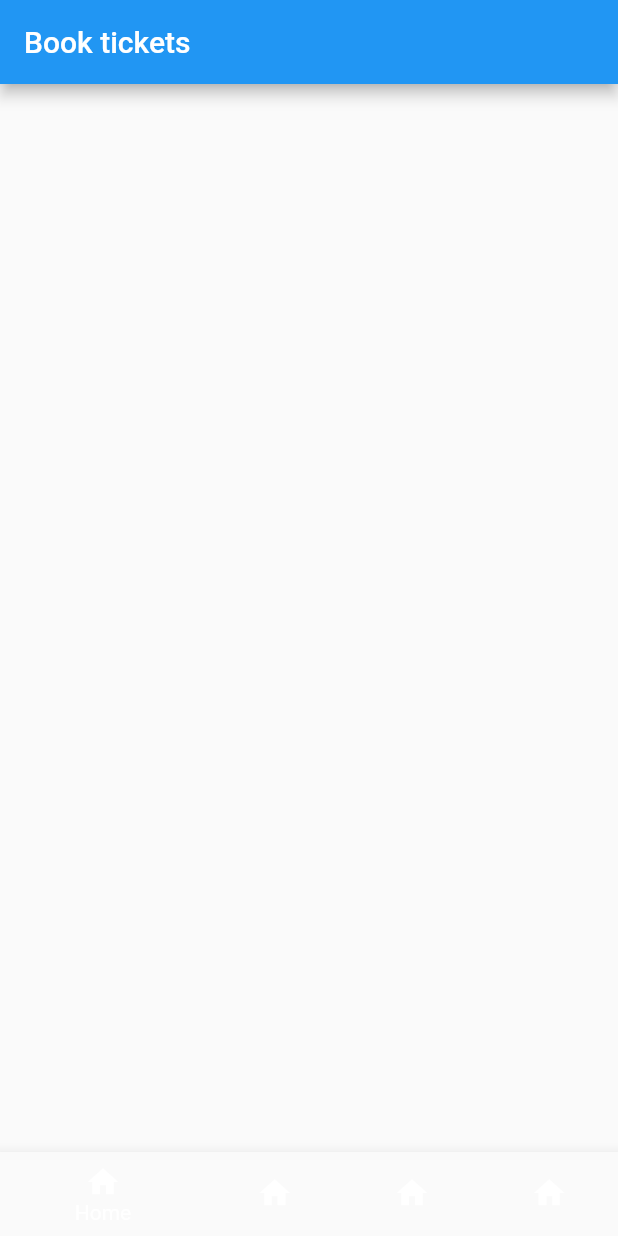
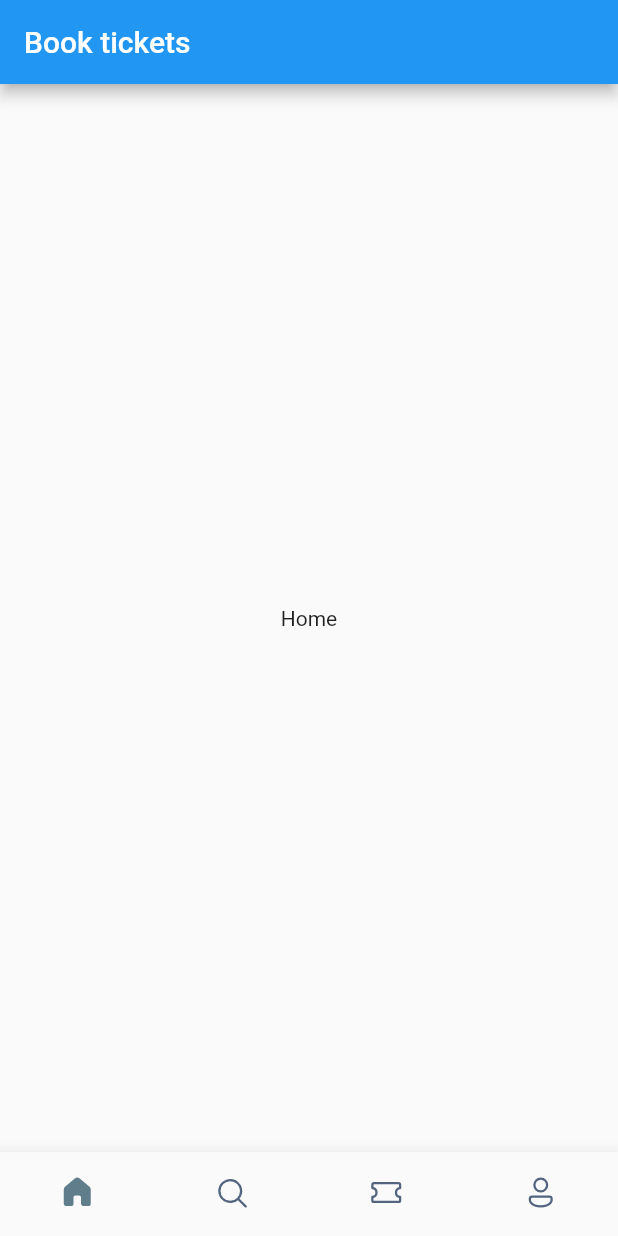
Before and after one commit to nmtsaraiva/booktickets_app, a Flutter app: the screen it shows after launch, on a phone screen of 412 x 824 dp. Run offline on Flutter 3.47's test engine with Material 2 defaults, Android fonts, the phone set to English and light mode, and no system bars; our stand-ins replace fluentui_icons.

Commit message:
adjust bottom nav bar
added icons and  a func to change the current index and its icon

```diff
--- a/lib/screens/bottom_bar.dart
+++ b/lib/screens/bottom_bar.dart
@@ -1,3 +1,4 @@
+import 'package:fluentui_icons/fluentui_icons.dart';
 import 'package:flutter/material.dart';
 
 class BottomBar extends StatefulWidget {
@@ -8,18 +9,49 @@ class BottomBar extends StatefulWidget {
 }
 
 class _BottomBarState extends State<BottomBar> {
+  int _selectedIndex = 0;
+  static final List<Widget> _widgetOptions = <Widget>[
+    const Text("Home"),
+    const Text("Search"),
+    const Text("Tickets"),
+    const Text("Profile"),
+  ];
+
+  void _onItemTapped(int index) {
+    setState(() {
+      _selectedIndex = index;
+    });
+  }
+
   @override
   Widget build(BuildContext context) {
     return Scaffold(
       appBar: AppBar(
-        title: Text("Book tickets"),
+        title: const Text("Book tickets"),
       ),
+      body: Center(child: _widgetOptions[_selectedIndex]),
       bottomNavigationBar: BottomNavigationBar(
-        items: [
-          BottomNavigationBarItem(icon: Icon(Icons.home), label: "Home"),
-          BottomNavigationBarItem(icon: Icon(Icons.home), label: "Home"),
-          BottomNavigationBarItem(icon: Icon(Icons.home), label: "Home"),
-          BottomNavigationBarItem(icon: Icon(Icons.home), label: "Home")
+        currentIndex: _selectedIndex,
+        onTap: _onItemTapped,
+        elevation: 10,
+        showSelectedLabels: false,
+        showUnselectedLabels: false,
+        selectedItemColor: Colors.blueGrey,
+        type: BottomNavigationBarType.fixed,
+        unselectedItemColor: const Color(0xFF526480),
+        items: const [
+          BottomNavigationBarItem(icon: Icon(FluentSystemIcons.ic_fluent_home_regular),
+              activeIcon: Icon(FluentSystemIcons.ic_fluent_home_filled),
+              label: "Home"),
+          BottomNavigationBarItem(icon: Icon(FluentSystemIcons.ic_fluent_search_regular),
+              activeIcon: Icon(FluentSystemIcons.ic_fluent_search_filled),
+              label: "Search"),
+          BottomNavigationBarItem(icon: Icon(FluentSystemIcons.ic_fluent_ticket_regular),
+              activeIcon: Icon(FluentSystemIcons.ic_fluent_ticket_filled),
+              label: "Ticket"),
+          BottomNavigationBarItem(icon: Icon(FluentSystemIcons.ic_fluent_person_regular),
+              activeIcon: Icon(FluentSystemIcons.ic_fluent_person_filled),
+              label: "Profile"),
         ],
       ),
     );
--- a/pubspec.yaml
+++ b/pubspec.yaml
@@ -36,6 +36,7 @@ dependencies:
   # The following adds the Cupertino Icons font to your application.
   # Use with the CupertinoIcons class for iOS style icons.
   cupertino_icons: ^1.0.2
+  fluentui_icons: ^1.0.0
 
 dev_dependencies:
   flutter_test:
```
Also changed, not shown: pubspec.lock.
